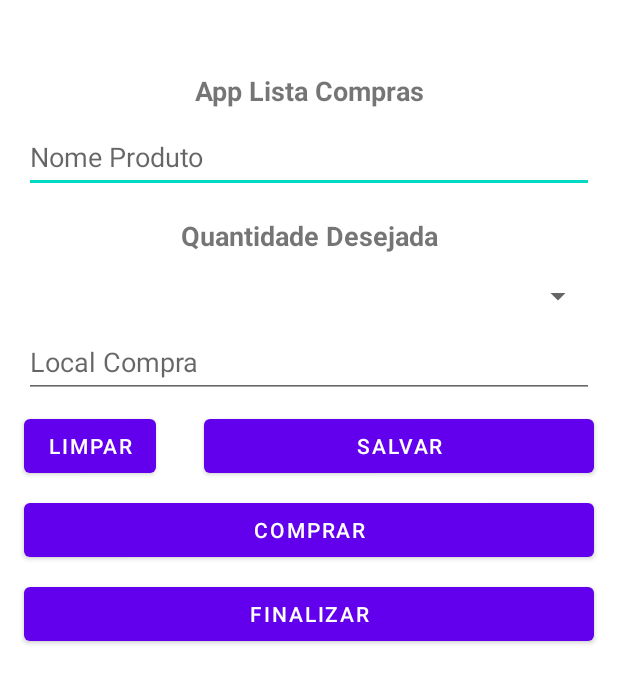
After one commit to Arthursg001/AppListaCompras, an Android app: the layout activity_spinner.xml on its own in the app's theme, with its tools: preview values and no code run, on a phone screen of 412 x 824 dp. The commit adds this screen. Shown: the top 683 px of the screen. Run offline under Robolectric (Android 15) with nearby library versions, the phone set to English and light mode, and no system bars.

Commit message:
Adicionado funcionalidade para todos os dispositivos

```diff
--- a/app/src/main/java/dev/android/santos/applistacompras/view/MainActivity.java
+++ b/app/src/main/java/dev/android/santos/applistacompras/view/MainActivity.java
@@ -39,7 +39,7 @@ public class MainActivity extends AppCompatActivity {
     @Override
     protected void onCreate(Bundle savedInstanceState) {
         super.onCreate(savedInstanceState);
-        setContentView(R.layout.activity_main);
+        setContentView(R.layout.activity_spinner);
 
         controller = new ComprasController(MainActivity.this);
         controller.toString();
@@ -51,10 +51,10 @@ public class MainActivity extends AppCompatActivity {
         compra = new Compras();
         controller.procurar(compra);
 
-        editNomeProduto = findViewById(R.id.editNomeProduto);
-        editLocalCompra = findViewById(R.id.editLocalCompra);
+        editNomeProduto = findViewById(R.id.edit_NomeProduto);
+        editLocalCompra = findViewById(R.id.edit_LocalCompra);
 
-        spinner = findViewById(R.id.spinnerQtdDesejada);
+        spinner = findViewById(R.id.spinnerQtd);
 
         btnLimpar = findViewById(R.id.btnLimpar);
         btnComprar = findViewById(R.id.btnComprar);
--- /dev/null
+++ b/app/src/main/res/layout/activity_spinner.xml
@@ -0,0 +1,131 @@
+<?xml version="1.0" encoding="utf-8"?>
+<androidx.appcompat.widget.LinearLayoutCompat
+    xmlns:android="http://schemas.android.com/apk/res/android"
+    xmlns:app="http://schemas.android.com/apk/res-auto"
+    xmlns:tools="http://schemas.android.com/tools"
+    android:layout_width="match_parent"
+    android:layout_height="match_parent"
+    android:orientation="vertical">
+
+    <ScrollView
+        android:layout_width="match_parent"
+        android:layout_height="wrap_content">
+
+        <LinearLayout
+            android:layout_width="match_parent"
+            android:layout_height="wrap_content"
+            android:orientation="vertical">
+
+            <TextView
+                android:id="@+id/txtTitulo"
+                android:layout_width="match_parent"
+                android:layout_height="wrap_content"
+                android:layout_marginStart="16dp"
+                android:layout_marginTop="48dp"
+                android:layout_marginEnd="16dp"
+                android:gravity="center_horizontal"
+                android:text="@string/txt_Titulo"
+                android:textSize="18sp"
+                android:textStyle="bold">
+            </TextView>
+
+            <EditText
+                android:id="@+id/edit_NomeProduto"
+                android:layout_width="match_parent"
+                android:layout_height="wrap_content"
+                android:layout_marginStart="16dp"
+                android:layout_marginTop="8dp"
+                android:layout_marginEnd="16dp"
+                android:autofillHints=""
+                android:ems="10"
+                android:hint="@string/txt_hint_edit_nome_produto"
+                android:inputType="textPersonName"
+                android:minHeight="48dp">
+            </EditText>
+
+            <TextView
+                android:id="@+id/txtListaSpinner"
+                android:layout_width="match_parent"
+                android:layout_height="wrap_content"
+                android:layout_marginStart="16dp"
+                android:layout_marginTop="16dp"
+                android:layout_marginEnd="16dp"
+                android:gravity="center_horizontal"
+                android:text="@string/txt_qtd_desejada"
+                android:textSize="18sp"
+                android:textStyle="bold">
+            </TextView>
+
+            <Spinner
+                android:id="@+id/spinnerQtd"
+                android:layout_width="match_parent"
+                android:layout_height="wrap_content"
+                android:layout_marginStart="16dp"
+                android:layout_marginTop="16dp"
+                android:layout_marginEnd="16dp">
+            </Spinner>
+
+            <EditText
+                android:id="@+id/edit_LocalCompra"
+                android:layout_width="match_parent"
+                android:layout_height="wrap_content"
+                android:layout_marginStart="16dp"
+                android:layout_marginTop="8dp"
+                android:layout_marginEnd="16dp"
+                android:autofillHints=""
+                android:ems="10"
+                android:hint="@string/txt_hint_edit_local_compra"
+                android:inputType="textPersonName"
+                android:minHeight="48dp">
+            </EditText>
+
+            <LinearLayout
+                android:layout_width="match_parent"
+                android:layout_height="wrap_content"
+                android:orientation="horizontal">
+
+                <Button
+                    android:id="@+id/btnLimpar"
+                    android:layout_width="wrap_content"
+                    android:layout_height="wrap_content"
+                    android:layout_marginStart="16dp"
+                    android:layout_marginTop="8dp"
+                    android:layout_marginEnd="16dp"
+                    android:text="@string/txt_button_limpar">
+                </Button>
+
+                <Button
+                    android:id="@+id/btnSalvar"
+                    android:layout_width="match_parent"
+                    android:layout_height="wrap_content"
+                    android:layout_marginStart="16dp"
+                    android:layout_marginTop="8dp"
+                    android:layout_marginEnd="16dp"
+                    android:text="@string/txt_button_salvar">
+                </Button>
+
+            </LinearLayout>
+
+            <Button
+                android:id="@+id/btnComprar"
+                android:layout_width="match_parent"
+                android:layout_height="wrap_content"
+                android:layout_marginStart="16dp"
+                android:layout_marginTop="8dp"
+                android:layout_marginEnd="16dp"
+                android:text="@string/txt_button_comprar">
+            </Button>
+
+            <Button
+                android:id="@+id/btnFinalizar"
+                android:layout_width="match_parent"
+                android:layout_height="wrap_content"
+                android:layout_marginStart="16dp"
+                android:layout_marginTop="8dp"
+                android:layout_marginEnd="16dp"
+                android:text="@string/txt_button_finalizar">
+            </Button>
+        </LinearLayout>
+    </ScrollView>
+
+</androidx.appcompat.widget.LinearLayoutCompat>
--- a/app/src/main/res/values/strings.xml
+++ b/app/src/main/res/values/strings.xml
@@ -9,4 +9,12 @@
     <string name="app_name_Comprar">Comprar</string>
     <string name="text_string_Finalizar">Finalizar</string>
     <string name="app_lista_compras">App Lista Compras</string>
+    <string name="txt_Titulo">App Lista Compras</string>
+    <string name="txt_hint_edit_nome_produto">Nome Produto</string>
+    <string name="txt_hint_edit_local_compra">Local Compra</string>
+    <string name="txt_qtd_desejada">Quantidade Desejada</string>
+    <string name="txt_button_finalizar">Finalizar</string>
+    <string name="txt_button_limpar">Limpar</string>
+    <string name="txt_button_comprar">Comprar</string>
+    <string name="txt_button_salvar">Salvar</string>
 </resources>
```
